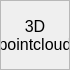
Qt form aui/gui/views/sources/ui/pointcloud.ui (argenortega/AUI) before a commit.
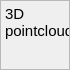
The same form after that commit. Custom widgets are drawn as their Qt base class.

```diff
--- a/aui/gui/views/sources/ui/pointcloud.ui
+++ b/aui/gui/views/sources/ui/pointcloud.ui
@@ -60,7 +60,7 @@
      </property>
      <property name="font">
       <font>
-       <pointsize>12</pointsize>
+       <pointsize>11</pointsize>
       </font>
      </property>
      <property name="cursor">
@@ -85,7 +85,7 @@
       <bool>true</bool>
      </property>
      <property name="alignment">
-      <set>Qt::AlignCenter</set>
+      <set>Qt::AlignLeading|Qt::AlignLeft|Qt::AlignTop</set>
      </property>
      <property name="wordWrap">
       <bool>true</bool>
```
